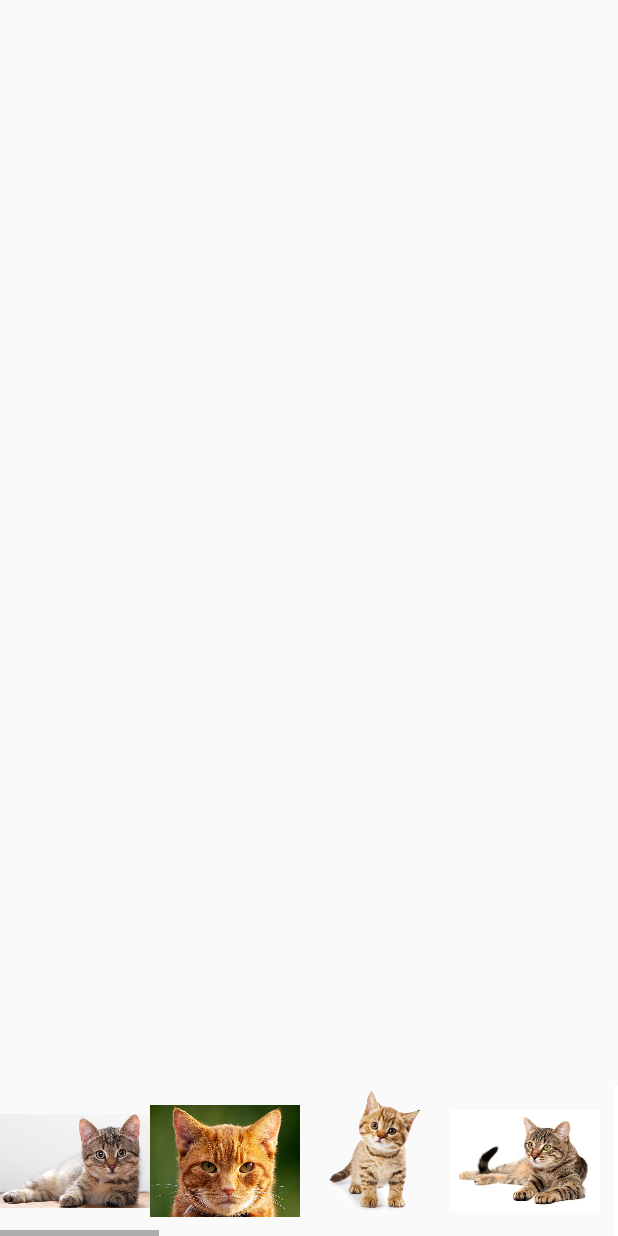
After one commit to TwilightNight/AndroidLesson3_Widget, an Android app: the HorizontalScrollViewActivity screen opened directly, with no data from a screen before it, on a phone screen of 412 x 824 dp. The commit adds this screen. Run offline under Robolectric (Android 15) with nearby library versions, the phone set to English and light mode, and no system bars; our stand-ins replace ButterKnife.

Commit message:
Finish HorizontalScrollViewActivity

```diff
--- a/app/src/main/AndroidManifest.xml
+++ b/app/src/main/AndroidManifest.xml
@@ -24,6 +24,7 @@
         <activity android:name=".subpage.ProgressActivity"/>
         <activity android:name=".subpage.SpinnerActivity"/>
         <activity android:name=".subpage.ViewPagerActivity"/>
+        <activity android:name=".subpage.HorizontalScrollViewActivity"/>
         <activity android:name=".subpage.VideoActivity"
             android:screenOrientation="landscape"/>
     </application>
--- a/app/src/main/java/com/example/shana/androidlesson3_widget/WidgetActivity.java
+++ b/app/src/main/java/com/example/shana/androidlesson3_widget/WidgetActivity.java
@@ -13,6 +13,7 @@ import com.example.shana.androidlesson3_widget.subpage.DateTimePickerActivity;
 import com.example.shana.androidlesson3_widget.subpage.EditActivity;
 import com.example.shana.androidlesson3_widget.subpage.GalleryActivity;
 import com.example.shana.androidlesson3_widget.subpage.GridActivity;
+import com.example.shana.androidlesson3_widget.subpage.HorizontalScrollViewActivity;
 import com.example.shana.androidlesson3_widget.subpage.MiscActivity;
 import com.example.shana.androidlesson3_widget.subpage.PopupActivity;
 import com.example.shana.androidlesson3_widget.subpage.ProgressActivity;
@@ -41,6 +42,7 @@ public class WidgetActivity extends Activity {
             "Video", VideoActivity.class,
             "Gallery(deprecated)", GalleryActivity.class,
             "ViewPager", ViewPagerActivity.class,
+            "HorizontalScrollView", HorizontalScrollViewActivity.class,
             "Misc", MiscActivity.class
     };
 
--- a/app/src/main/java/com/example/shana/androidlesson3_widget/subpage/GalleryActivity.java
+++ b/app/src/main/java/com/example/shana/androidlesson3_widget/subpage/GalleryActivity.java
@@ -8,7 +8,7 @@ import android.widget.ImageSwitcher;
 import com.example.shana.androidlesson3_widget.R;
 import com.example.shana.androidlesson3_widget.adapter.ImageAdapter;
 import com.example.shana.androidlesson3_widget.utils.ConvertDpPx;
-import com.example.shana.androidlesson3_widget.utils.ImageSwitherUtils;
+import com.example.shana.androidlesson3_widget.utils.ImageSwitcherUtils;
 
 import butterknife.Bind;
 import butterknife.ButterKnife;
@@ -33,7 +33,7 @@ public class GalleryActivity extends Activity {
         super.onCreate(savedInstanceState);
         setContentView(R.layout.activity_gallery);
         ButterKnife.bind(this);
-        ImageSwitherUtils.setupDefaultStyle(this, imageSwitcher);
+        ImageSwitcherUtils.setupDefaultStyle(this, imageSwitcher);
         setupGallery();
         updateImageSwitcher(0);
     }
--- /dev/null
+++ b/app/src/main/java/com/example/shana/androidlesson3_widget/subpage/HorizontalScrollViewActivity.java
@@ -0,0 +1,68 @@
+package com.example.shana.androidlesson3_widget.subpage;
+
+import android.app.Activity;
+import android.content.res.TypedArray;
+import android.os.Bundle;
+import android.view.MotionEvent;
+import android.view.View;
+import android.widget.HorizontalScrollView;
+import android.widget.ImageSwitcher;
+import android.widget.LinearLayout;
+
+import com.example.shana.androidlesson3_widget.R;
+import com.example.shana.androidlesson3_widget.utils.ConvertDpPx;
+import com.example.shana.androidlesson3_widget.utils.ImageSwitcherUtils;
+import com.example.shana.androidlesson3_widget.utils.ResourceUtils;
+
+import java.util.ArrayList;
+
+import butterknife.Bind;
+import butterknife.ButterKnife;
+
+/**
+ * Created by shana on 2015/12/12.
+ */
+public class HorizontalScrollViewActivity extends Activity {
+    private TypedArray resource;
+    @Bind(R.id.activity_horizontal_scroll_view_horizontal_scroll_view)
+    HorizontalScrollView horizontalScrollView;
+    @Bind(R.id.activity_horizontal_scroll_view_Shape)
+    LinearLayout shape;
+    @Bind(R.id.activity_horizontal_scroll_view_ImageSwitcher)
+    ImageSwitcher imageSwitcher;
+
+    @Override
+    protected void onCreate(Bundle savedInstanceState) {
+        super.onCreate(savedInstanceState);
+        setContentView(R.layout.activity_horizontal_scroll_view);
+        ButterKnife.bind(this);
+        resource = getResources().obtainTypedArray(R.array.cat_array);
+        ImageSwitcherUtils.setupDefaultStyle(this, imageSwitcher);
+        setupHorizontalScrollView();
+    }
+
+    private void setupHorizontalScrollView() {
+        ArrayList<View> imageList = ResourceUtils.getImageList(this, resource);
+        for (final View image : imageList) {
+            image.setTag(imageList.indexOf(image));
+            image.setLayoutParams(new LinearLayout.LayoutParams((int) ConvertDpPx.convertDpToPixel(100, this), (int) ConvertDpPx.convertDpToPixel(100, this)));
+            image.setOnTouchListener(new View.OnTouchListener() {
+                @Override
+                public boolean onTouch(View v, MotionEvent event) {
+                    switch (event.getAction()) {
+                        case MotionEvent.ACTION_DOWN:
+                            shape.setTag(horizontalScrollView.getScrollX());
+                            break;
+                        case MotionEvent.ACTION_UP:
+                            if ((int)shape.getTag() <= horizontalScrollView.getScrollX() + 10 && (int)shape.getTag() >= horizontalScrollView.getScrollX() - 10) {
+                                imageSwitcher.setImageDrawable(resource.getDrawable((int)v.getTag()));
+                            }
+                            break;
+                    }
+                    return true;
+                }
+            });
+            shape.addView(image);
+        }
+    }
+}
--- a/app/src/main/java/com/example/shana/androidlesson3_widget/utils/ImageSwitherUtils.java
+++ b/app/src/main/java/com/example/shana/androidlesson3_widget/utils/ImageSwitcherUtils.java
@@ -11,7 +11,7 @@ import android.widget.ViewSwitcher;
 /**
  * Created by shana on 2015/12/12.
  */
-public class ImageSwitherUtils {
+public class ImageSwitcherUtils {
     public static void setupDefaultStyle(final Context context, ImageSwitcher imageSwitcher){
         imageSwitcher.setFactory(new ViewSwitcher.ViewFactory() {
             @Override
--- /dev/null
+++ b/app/src/main/java/com/example/shana/androidlesson3_widget/utils/ResourceUtils.java
@@ -0,0 +1,24 @@
+package com.example.shana.androidlesson3_widget.utils;
+
+import android.content.Context;
+import android.content.res.TypedArray;
+import android.view.View;
+import android.widget.ImageView;
+
+import java.util.ArrayList;
+
+/**
+ * Created by shana on 2015/12/12.
+ */
+public class ResourceUtils {
+    public static ArrayList<View> getImageList(Context context, TypedArray resource){
+        ArrayList<View> imageList = new ArrayList<>();
+        for (int i = 0; i < resource.length(); i++) {
+            ImageView image = new ImageView(context);
+            image.setImageDrawable(resource.getDrawable(i));
+            image.setScaleType(ImageView.ScaleType.FIT_CENTER);
+            imageList.add(image);
+        }
+        return imageList;
+    }
+}
--- /dev/null
+++ b/app/src/main/res/layout/activity_horizontal_scroll_view.xml
@@ -0,0 +1,26 @@
+<?xml version="1.0" encoding="utf-8"?>
+<RelativeLayout xmlns:android="http://schemas.android.com/apk/res/android"
+    android:layout_width="match_parent"
+    android:layout_height="match_parent">
+
+    <HorizontalScrollView
+        android:id="@+id/activity_horizontal_scroll_view_horizontal_scroll_view"
+        android:layout_width="match_parent"
+        android:layout_height="100dp"
+        android:layout_alignParentBottom="true">
+
+        <LinearLayout
+            android:id="@+id/activity_horizontal_scroll_view_Shape"
+            android:layout_width="wrap_content"
+            android:layout_height="match_parent"
+            android:gravity="left|center_vertical"
+            android:orientation="horizontal"/>
+    </HorizontalScrollView>
+
+    <ImageSwitcher
+        android:id="@+id/activity_horizontal_scroll_view_ImageSwitcher"
+        android:layout_width="match_parent"
+        android:layout_height="wrap_content"
+        android:layout_above="@id/activity_horizontal_scroll_view_horizontal_scroll_view"
+        android:layout_alignParentTop="true" />
+</RelativeLayout>
```
Also changed, not shown: app/src/main/java/com/example/shana/androidlesson3_widget/subpage/ViewPagerActivity.java (+4 -14 lines).
